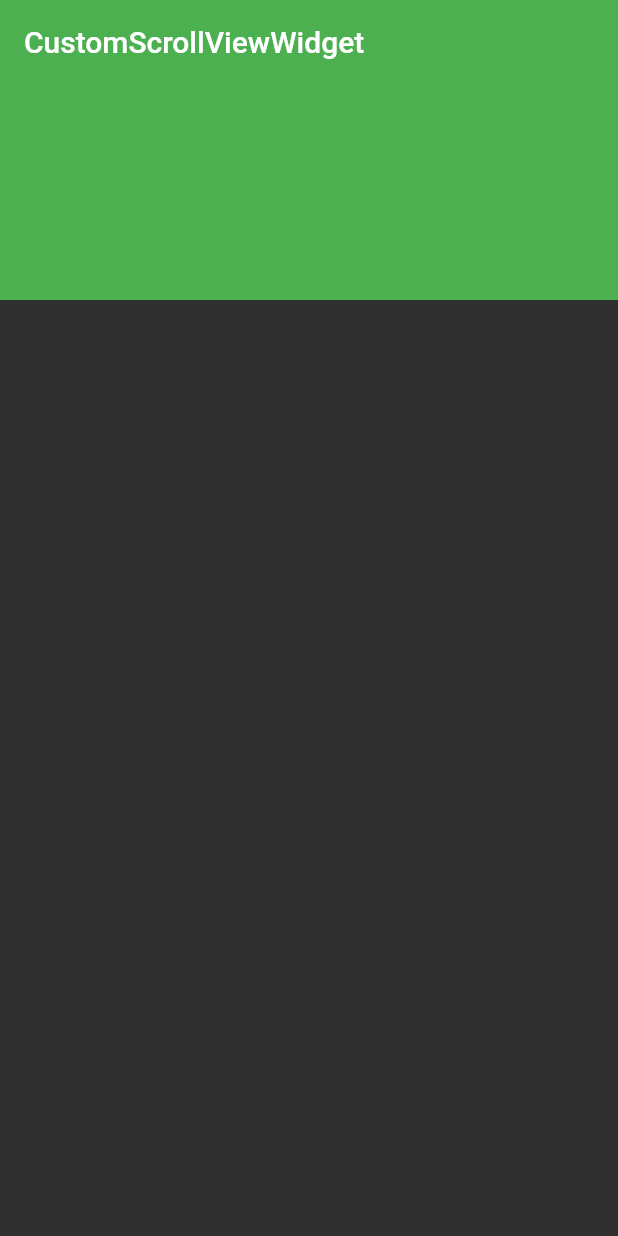
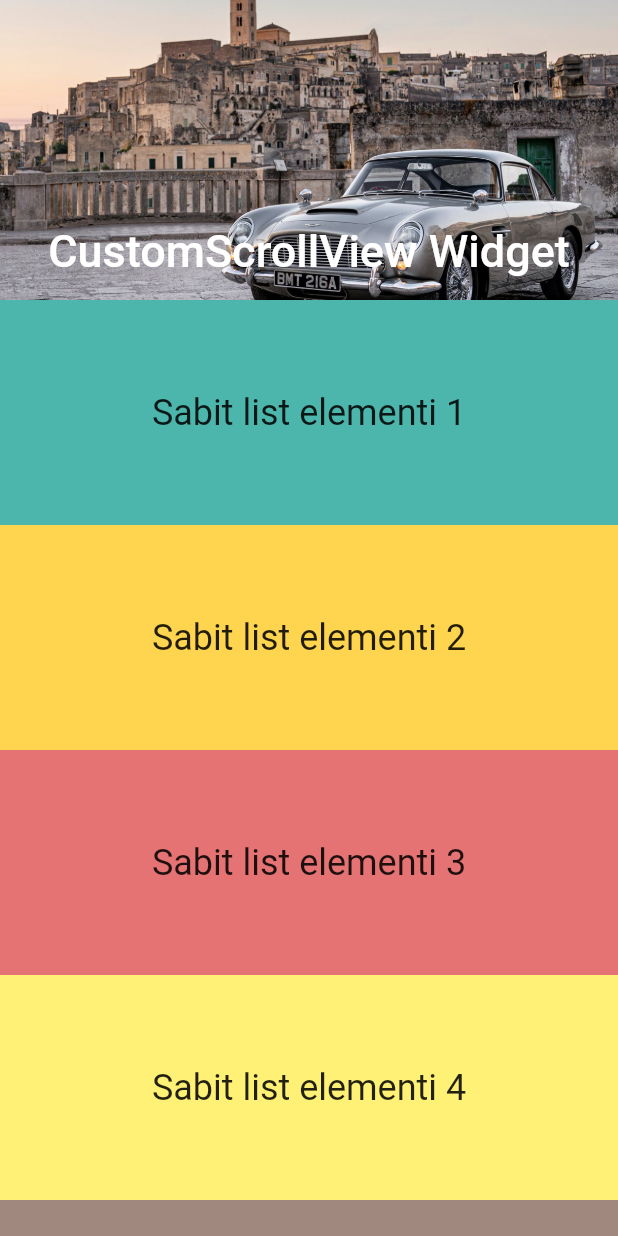
Before and after one commit to RustamovRRR/widgets, a Flutter app: the screen it shows after launch, on a phone screen of 412 x 824 dp. Run offline on Flutter 3.47's test engine with Material 2 defaults, Android fonts, the phone set to English and light mode, and no system bars; our stand-ins replace flutter_easyloading.

Commit message:
SliverList

```diff
--- a/lib/main.dart
+++ b/lib/main.dart
@@ -45,7 +45,7 @@ class MyApp extends StatelessWidget {
             headline1: TextStyle(
                 color: Color.fromRGBO(156, 39, 176, 1),
                 fontWeight: FontWeight.bold)),
-          brightness: Brightness.dark),
+      ),
       home: CustomScrollViewWidget(),
       builder: EasyLoading.init(),
     );
--- a/lib/scrolls/CustomScrollViewWidget.dart
+++ b/lib/scrolls/CustomScrollViewWidget.dart
@@ -8,12 +8,117 @@ class CustomScrollViewWidget extends StatelessWidget {
     return Scaffold(
       body: CustomScrollView(slivers: [
         SliverAppBar(
-          title: Text("CustomScrollViewWidget"),
+          // title: Text("CustomScrollViewWidget"),
           backgroundColor: Colors.green,
           expandedHeight: 200,
           floating: true,
+          snap: true,
+          pinned: true,
+          flexibleSpace: FlexibleSpaceBar(
+            title: Text('CustomScrollView Widget'),
+            centerTitle: true,
+            background: Image.asset(
+              "assets/images/jamesbond.jpg",
+              fit: BoxFit.cover,
+              alignment: Alignment.center,
+            ),
+          ),
+        ),
+        SliverList(
+          delegate: SliverChildListDelegate(
+            containersInSliverChildListDelegate,
+          ),
         ),
       ]),
     );
   }
+
+  List<Widget> get containersInSliverChildListDelegate {
+    return [
+      Container(
+        height: 150,
+        color: Colors.teal.shade300,
+        alignment: Alignment.center,
+        child: Text(
+          "Sabit list elementi 1",
+          style: TextStyle(
+            fontSize: 24,
+          ),
+          textAlign: TextAlign.center,
+        ),
+      ),
+      Container(
+        height: 150,
+        color: Colors.amber.shade300,
+        alignment: Alignment.center,
+        child: Text(
+          "Sabit list elementi 2",
+          style: TextStyle(
+            fontSize: 24,
+          ),
+          textAlign: TextAlign.center,
+        ),
+      ),
+      Container(
+        height: 150,
+        color: Colors.red.shade300,
+        alignment: Alignment.center,
+        child: Text(
+          "Sabit list elementi 3",
+          style: TextStyle(
+            fontSize: 24,
+          ),
+          textAlign: TextAlign.center,
+        ),
+      ),
+      Container(
+        height: 150,
+        color: Colors.yellow.shade300,
+        alignment: Alignment.center,
+        child: Text(
+          "Sabit list elementi 4",
+          style: TextStyle(
+            fontSize: 24,
+          ),
+          textAlign: TextAlign.center,
+        ),
+      ),
+      Container(
+        height: 150,
+        color: Colors.brown.shade300,
+        alignment: Alignment.center,
+        child: Text(
+          "Sabit list elementi 5",
+          style: TextStyle(
+            fontSize: 24,
+          ),
+          textAlign: TextAlign.center,
+        ),
+      ),
+      Container(
+        height: 150,
+        color: Colors.blue.shade300,
+        alignment: Alignment.center,
+        child: Text(
+          "Sabit list elementi 6",
+          style: TextStyle(
+            fontSize: 24,
+          ),
+          textAlign: TextAlign.center,
+        ),
+      ),
+      Container(
+        height: 150,
+        color: Colors.pink.shade300,
+        alignment: Alignment.center,
+        child: Text(
+          "Sabit list elementi 7",
+          style: TextStyle(
+            fontSize: 24,
+          ),
+          textAlign: TextAlign.center,
+        ),
+      ),
+    ];
+  }
 }
```
Lines whose indentation alone changed are shown as unchanged.
